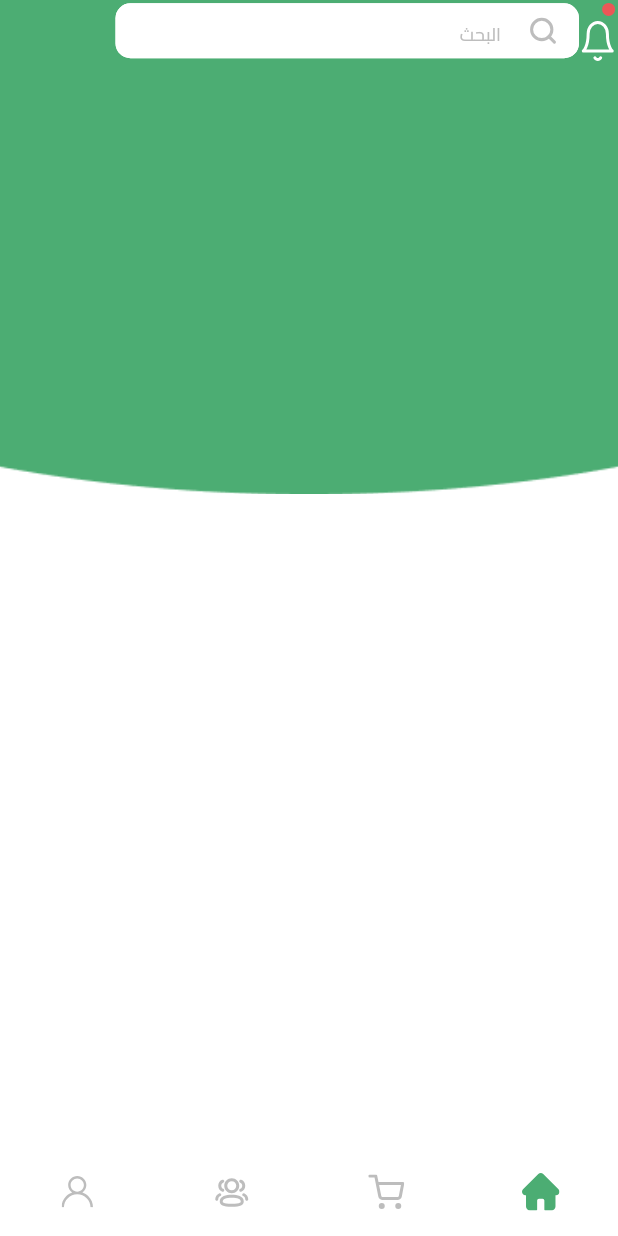
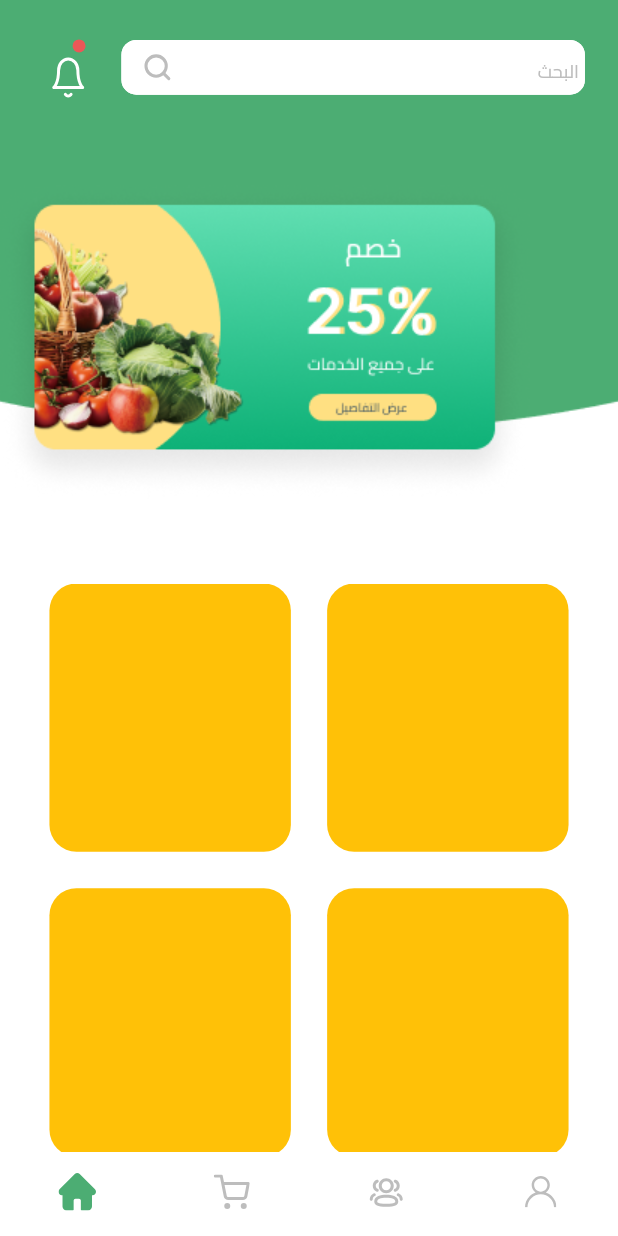
Before and after one commit to aliNassef/fetra, a Flutter app: the LayOutView screen opened by its route, on a phone screen of 412 x 824 dp. Run offline on Flutter 3.47's test engine with Material 3 defaults, Android fonts, the phone set to English and light mode, and no system bars; drawn by our look-alikes of persistent_bottom_nav_bar; our stand-ins replace dartz, dio, dropdown_button2, equatable, flutter_bloc, flutter_screenutil and 5 more; accounts and stored records are empty; network calls fail.

Commit message:
search bar done

```diff
--- a/lib/features/home/presentation/views/home_view.dart
+++ b/lib/features/home/presentation/views/home_view.dart
@@ -1,10 +1,10 @@
-import 'package:fetra/core/shared/functions/locale.dart';
 import 'package:fetra/core/utils/app_colors.dart';
 import 'package:fetra/core/utils/app_images.dart';
-import 'package:fetra/core/utils/app_styles.dart';
+import 'package:fetra/features/home/presentation/views/widgets/custom_search_bar.dart';
 import 'package:flutter/cupertino.dart';
 import 'package:flutter/material.dart';
 import 'package:flutter/services.dart';
+import 'package:flutter/widgets.dart';
 import 'package:flutter_screenutil/flutter_screenutil.dart';
 import 'package:flutter_svg/flutter_svg.dart';
 
@@ -28,12 +28,13 @@ class HomeView extends StatelessWidget {
       ),
       body: Column(
         children: [
-          Stack(
+          Expanded(
+            child: Stack(
               children: [
                 Transform.translate(
                   offset: Offset(0, -MediaQuery.of(context).size.height * 0.1),
                   child: Container(
-                  height: MediaQuery.of(context).size.height * 0.5,
+                    height: MediaQuery.of(context).size.height * 0.45,
                     decoration: const BoxDecoration(
                       image: DecorationImage(
                         image: AssetImage(
@@ -45,59 +46,55 @@ class HomeView extends StatelessWidget {
                   ),
                 ),
                 Positioned(
+                  top: 24.h,
+                  child: Padding(
+                    padding: EdgeInsets.symmetric(horizontal: 30.w),
                     child: Row(
+                      mainAxisAlignment: MainAxisAlignment.spaceBetween,
                       children: [
                         SvgPicture.asset(
                           AppImages.notification,
                         ),
-                    const SearchBar(
+                        SizedBox(
+                          width: 20.w,
+                        ),
+                        const CustomSearchBar(
                           hint: 'البحث',
                         ),
                       ],
                     ),
                   ),
+                ),
+                Positioned(
+                  top: MediaQuery.of(context).size.height * .15,
+                  child: Image.asset(AppImages.offer),
+                )
               ],
-          )
+            ),
+          ),
+          Expanded(
+            child: GridView.builder(
+              padding: EdgeInsets.symmetric(horizontal: 30.w),
+              gridDelegate: SliverGridDelegateWithFixedCrossAxisCount(
+                crossAxisCount: 2,
+                mainAxisSpacing: 24.h,
+                crossAxisSpacing: 22.w,
+                childAspectRatio: 0.9,
+              ),
+              itemBuilder: (context, index) {
+                return Container(
+                  height: 145.h,
+                  width: 134.w,
+                  decoration: BoxDecoration(
+                    color: Colors.amber,
+                    borderRadius: BorderRadius.circular(18),
+                  ),
+                );
+              },
+            ),
+          ),
         ],
       ),
     );
   }
 }
-
-class SearchBar extends StatelessWidget {
-  const SearchBar({super.key, required this.hint});
-  final String hint;
-  @override
-  Widget build(BuildContext context) {
-    return SizedBox(
-      height: 36.h,
-      width: MediaQuery.of(context).size.width * 3 / 4,
-      child: TextField(
-        decoration: InputDecoration(
-          prefixIcon: Padding(
-            padding: EdgeInsets.symmetric(vertical: 8.h),
-            child: SvgPicture.asset(
-              AppImages.search,
-            ),
-          ),
-          hintStyle: AppStyles.searchText,
-          contentPadding: EdgeInsets.only(top: 7.h, bottom: 7.h),
-          hintTextDirection: isArabic() ? TextDirection.rtl : TextDirection.rtl,
-          filled: true,
-          fillColor: Colors.white,
-          hintText: hint,
-          border: buildSearchBorder(),
-          enabledBorder: buildSearchBorder(),
-          focusedBorder: buildSearchBorder(),
-        ),
-      ),
-    );
-  }
-
-  OutlineInputBorder buildSearchBorder() {
-    return OutlineInputBorder(
-      borderSide: const BorderSide(color: Colors.white),
-      borderRadius: BorderRadius.circular(10),
-    );
-  }
-}
--- /dev/null
+++ b/lib/features/home/presentation/views/widgets/custom_search_bar.dart
@@ -0,0 +1,50 @@
+
+import 'package:flutter/material.dart';
+import 'package:flutter_screenutil/flutter_screenutil.dart';
+import 'package:flutter_svg/flutter_svg.dart';
+
+import '../../../../../core/shared/functions/locale.dart';
+import '../../../../../core/utils/app_images.dart';
+import '../../../../../core/utils/app_styles.dart';
+
+class CustomSearchBar extends StatelessWidget {
+  const CustomSearchBar({super.key, required this.hint});
+  final String hint;
+  @override
+  Widget build(BuildContext context) {
+    return Directionality(
+      textDirection: isArabic() ? TextDirection.rtl : TextDirection.ltr,
+      child: SizedBox(
+        height: 36.h,
+        width: MediaQuery.of(context).size.width * 3 / 4,
+        child: TextField(
+          decoration: InputDecoration(
+            prefixIcon: Padding(
+              padding: EdgeInsets.symmetric(vertical: 8.h),
+              child: SvgPicture.asset(
+                AppImages.search,
+              ),
+            ),
+            hintStyle: AppStyles.searchText,
+            contentPadding: EdgeInsets.only(top: 7.h, bottom: 7.h),
+            hintTextDirection:
+                isArabic() ? TextDirection.rtl : TextDirection.rtl,
+            filled: true,
+            fillColor: Colors.white,
+            hintText: hint,
+            border: buildSearchBorder(),
+            enabledBorder: buildSearchBorder(),
+            focusedBorder: buildSearchBorder(),
+          ),
+        ),
+      ),
+    );
+  }
+
+  OutlineInputBorder buildSearchBorder() {
+    return OutlineInputBorder(
+      borderSide: const BorderSide(color: Colors.white),
+      borderRadius: BorderRadius.circular(10),
+    );
+  }
+}
--- a/lib/features/layout/presentation/views/layout_view.dart
+++ b/lib/features/layout/presentation/views/layout_view.dart
@@ -19,7 +19,9 @@ class _LayOutViewState extends State<LayOutView> {
 
   @override
   Widget build(BuildContext context) {
-    return PersistentTabView(
+    return Directionality(
+      textDirection: TextDirection.ltr,
+      child: PersistentTabView(
         context,
         controller: controller,
         screens: const [
@@ -123,6 +125,7 @@ class _LayOutViewState extends State<LayOutView> {
         ),
         navBarStyle:
             NavBarStyle.style6, // Choose the nav bar style with this property.
+      ),
     );
   }
 }
```
Lines whose indentation alone changed are shown as unchanged.
